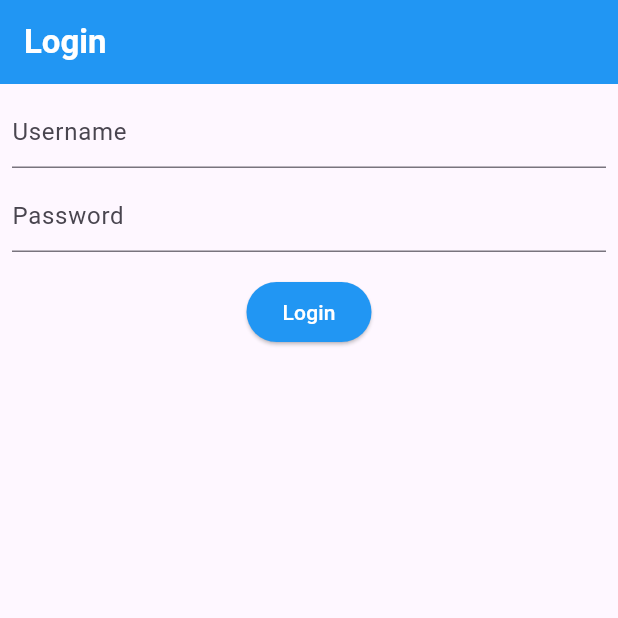
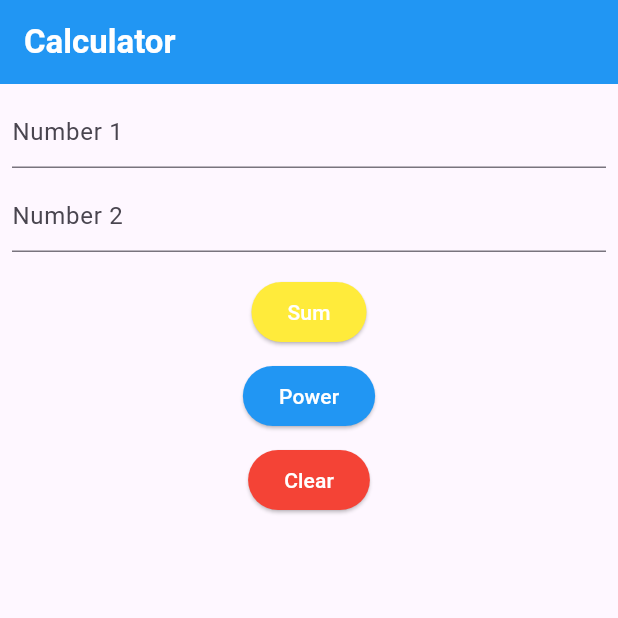
Before and after one commit to thanawatjanhan/flutter_application, a Flutter app: the screen it shows after launch, on a phone screen of 412 x 824 dp, the top half of it. Run offline on Flutter 3.47's test engine with Material 3 defaults, Android fonts, the phone set to English and light mode, and no system bars.

Commit message:
Create calculator app

```diff
--- a/lib/main.dart
+++ b/lib/main.dart
@@ -2,10 +2,11 @@ import 'package:flutter/material.dart';
 // import 'package:flutter_application_1/week01/basic.dart';
 // import 'package:flutter_application_1/week04/counter.dart';
 // import 'package:flutter_application_1/week04/input_demo.dart';
-import 'package:flutter_application_1/week04/login.dart';
+// import 'package:flutter_application_1/week04/login.dart';
+import 'package:flutter_application_1/week04/calculator.dart';
 
 void main() {
   runApp(
-    MaterialApp(home: Login(), debugShowCheckedModeBanner: false),
+    MaterialApp(home: Calculator(), debugShowCheckedModeBanner: false),
   ); //MaterialApp
 }
--- /dev/null
+++ b/lib/week04/calculator.dart
@@ -0,0 +1,139 @@
+import 'package:flutter/material.dart';
+import 'dart:math';
+
+class Calculator extends StatefulWidget {
+  const Calculator({super.key});
+
+  @override
+  State<Calculator> createState() => _CalculatorState();
+}
+
+class _CalculatorState extends State<Calculator> {
+  TextEditingController tcNumber1 = TextEditingController();
+  TextEditingController tcNumber2 = TextEditingController();
+
+  String message = "";
+
+  bool _isNumeric(String s) {
+    return int.tryParse(s) != null;
+  }
+
+  void _sum() {
+    String text1 = tcNumber1.text;
+    String text2 = tcNumber2.text;
+
+    if (text1.isEmpty || text2.isEmpty) {
+      setState(() {
+        message = "Please inputs both numbers";
+      });
+      return;
+    }
+
+    if (!_isNumeric(text1) || !_isNumeric(text2)) {
+      setState(() {
+        message = "Please inputs only numbers";
+      });
+      return;
+    }
+
+    int num1 = int.parse(text1);
+    int num2 = int.parse(text2);
+    int sum = num1 + num2;
+
+    setState(() {
+      message = "Result = $sum";
+    });
+  }
+
+  void _power() {
+    String text1 = tcNumber1.text;
+    String text2 = tcNumber2.text;
+
+    if (text1.isEmpty || text2.isEmpty) {
+      setState(() {
+        message = "Please inputs both numbers";
+      });
+      return;
+    }
+
+    if (!_isNumeric(text1) || !_isNumeric(text2)) {
+      setState(() {
+        message = "Please inputs only numbers";
+      });
+      return;
+    }
+
+    int num1 = int.parse(text1);
+    int num2 = int.parse(text2);
+    num power = pow(num1, num2);
+
+    setState(() {
+      message = "Result = $power";
+    });
+  }
+
+  void _clear() {
+    setState(() {
+      tcNumber1.clear();
+      tcNumber2.clear();
+      message = "";
+    });
+  }
+
+  @override
+  Widget build(BuildContext context) {
+    return Scaffold(
+      appBar: AppBar(
+        title: const Text(
+          "Calculator",
+          style: TextStyle(color: Colors.white, fontWeight: FontWeight.bold),
+        ),
+        backgroundColor: Colors.blue,
+      ),
+      body: Padding(
+        padding: const EdgeInsets.all(8.0),
+        child: Column(
+          children: [
+            TextField(
+              controller: tcNumber1,
+              decoration: const InputDecoration(hintText: "Number 1"),
+              keyboardType: TextInputType.number,
+            ),
+            const SizedBox(height: 8),
+            TextField(
+              controller: tcNumber2,
+              decoration: const InputDecoration(hintText: "Number 2"),
+              keyboardType: TextInputType.number,
+            ),
+            const SizedBox(height: 16),
+            ElevatedButton(
+              onPressed: _sum,
+              style: ElevatedButton.styleFrom(backgroundColor: Colors.yellow),
+              child: const Text("Sum", style: TextStyle(color: Colors.white)),
+            ),
+            const SizedBox(height: 8),
+            ElevatedButton(
+              onPressed: _power,
+              style: ElevatedButton.styleFrom(backgroundColor: Colors.blue),
+              child: const Text("Power", style: TextStyle(color: Colors.white)),
+            ),
+            const SizedBox(height: 8),
+            ElevatedButton(
+              onPressed: _clear,
+              style: ElevatedButton.styleFrom(backgroundColor: Colors.red),
+              child: const Text("Clear", style: TextStyle(color: Colors.white)),
+            ),
+            const SizedBox(height: 16),
+            Text(
+              message,
+              style: const TextStyle(
+                fontSize: 16,
+                color: Colors.red,
+              ),
+            ),
+          ],
+        ),
+      ),
+    );
+  }
+}
```
